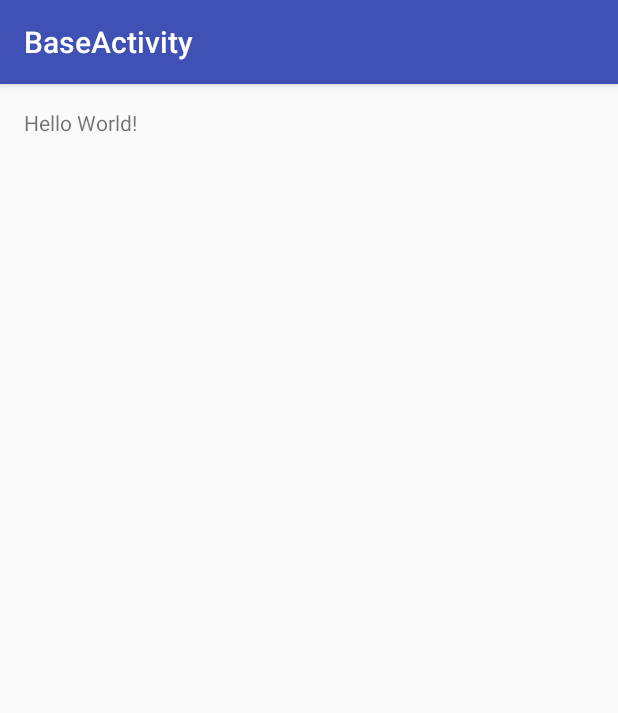
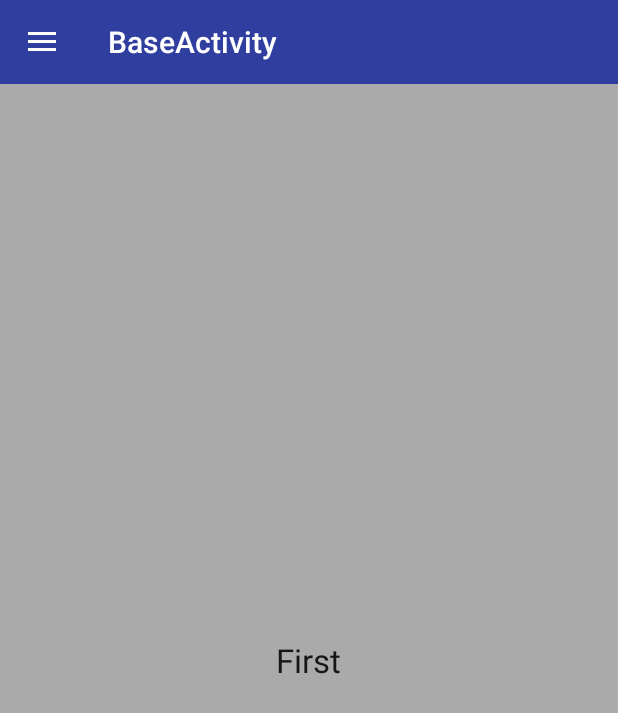
Before and after one commit to MyrraWey/Samples, an Android app: the screen it shows after launch (BaseDrawerActivity before the commit, FirstActivity after it), on a phone screen of 412 x 824 dp. Shown: the top 713 px of the screen. Run offline under Robolectric (Android 15) with nearby library versions, the phone set to English and light mode, and no system bars.

Commit message:
add BaseDrawerActivity
BaseActivity which contain navbar and work with activities

```diff
--- a/baseactivity/build.gradle
+++ b/baseactivity/build.gradle
@@ -23,4 +23,5 @@ dependencies {
     compile fileTree(dir: 'libs', include: ['*.jar'])
     testCompile 'junit:junit:4.12'
     compile 'com.android.support:appcompat-v7:23.3.0'
+    compile 'com.android.support:design:23.3.0'
 }
--- a/baseactivity/src/main/AndroidManifest.xml
+++ b/baseactivity/src/main/AndroidManifest.xml
@@ -8,13 +8,16 @@
         android:label="@string/app_name"
         android:supportsRtl="true"
         android:theme="@style/AppTheme">
-        <activity android:name=".BaseDrawerActivity">
+        <activity android:name=".FirstActivity">
             <intent-filter>
                 <action android:name="android.intent.action.MAIN"/>
 
                 <category android:name="android.intent.category.LAUNCHER"/>
             </intent-filter>
         </activity>
+
+        <activity android:name=".SecondActivity"/>
+        <activity android:name=".ThirdActivity"/>
     </application>
 
 </manifest>
--- a/baseactivity/src/main/java/com/zinitsolutions/baseactivity/BaseDrawerActivity.java
+++ b/baseactivity/src/main/java/com/zinitsolutions/baseactivity/BaseDrawerActivity.java
@@ -1,13 +1,119 @@
 package com.zinitsolutions.baseactivity;
 
+import android.content.Intent;
+import android.content.res.Configuration;
+import android.os.Bundle;
+import android.support.annotation.Nullable;
+import android.support.design.widget.NavigationView;
+import android.support.design.widget.NavigationView.OnNavigationItemSelectedListener;
+import android.support.v4.view.GravityCompat;
+import android.support.v4.widget.DrawerLayout;
+import android.support.v7.app.ActionBarDrawerToggle;
+import android.support.v7.app.AlertDialog;
 import android.support.v7.app.AppCompatActivity;
-import android.os.Bundle;
+import android.support.v7.widget.Toolbar;
+import android.view.MenuItem;
+import android.widget.FrameLayout;
 
-public class BaseDrawerActivity extends AppCompatActivity {
+public abstract class BaseDrawerActivity extends AppCompatActivity {
+    private DrawerLayout mDrawer;
+    private NavigationView mNavigation;
+    private Toolbar mToolbar;
+
+    private ActionBarDrawerToggle mDrawerToggle;
+
+    private final OnNavigationItemSelectedListener mNavigationItemSelectedListener = new OnNavigationItemSelectedListener() {
+        @Override
+        public boolean onNavigationItemSelected(MenuItem item) {
+            Intent intent;
+
+            switch (item.getItemId()) {
+                case R.id.navigation_drawer_first:
+                    intent = new Intent(getApplicationContext(), FirstActivity.class);
+                    startActivity(intent);
+                    break;
+                case R.id.navigation_drawer_second:
+                    intent = new Intent(getApplicationContext(), SecondActivity.class);
+                    startActivity(intent);
+                    break;
+                case R.id.navigation_drawer_third:
+                    intent = new Intent(getApplicationContext(), ThirdActivity.class);
+                    startActivity(intent);
+                    break;
+                case R.id.navigation_drawer_send_email:
+                    AlertDialog.Builder dialog = new AlertDialog.Builder(getApplicationContext())
+                            .setTitle("Send email")
+                            .setMessage("Here you can send email to developer")
+                            .setPositiveButton(android.R.string.ok, null)
+                            .setNeutralButton(android.R.string.cancel, null);
+                    dialog.show();
+                    break;
+            }
+
+            mDrawer.closeDrawer(GravityCompat.START);
+
+            return true;
+        }
+    };
+
+    public abstract int getView();
+
+    public abstract int getDefaultNavigationItem();
 
     @Override
-    protected void onCreate(Bundle savedInstanceState) {
+    protected void onCreate(@Nullable Bundle savedInstanceState) {
         super.onCreate(savedInstanceState);
-        setContentView(R.layout.activity_base_drawer);
+        setContentView(getView());
+
+        mDrawer = (DrawerLayout) findViewById(R.id.base_drawer_layout);
+        mNavigation = (NavigationView) findViewById(R.id.base_drawer_navigation_view);
+        mToolbar = (Toolbar) findViewById(R.id.base_drawer_toolbar);
+
+        setSupportActionBar(mToolbar);
+
+        mDrawerToggle = new ActionBarDrawerToggle(
+                this,
+                mDrawer,
+                mToolbar,
+                R.string.drawer_open,
+                R.string.drawer_close
+        );
+        mDrawer.addDrawerListener(mDrawerToggle);
+
+        mNavigation.setNavigationItemSelectedListener(mNavigationItemSelectedListener);
+        mNavigation.setCheckedItem(getDefaultNavigationItem());
+    }
+
+    @Override
+    public void setContentView(int layoutResID) {
+        DrawerLayout baseLayout = (DrawerLayout) getLayoutInflater()
+                .inflate(R.layout.activity_base_drawer, null);
+        FrameLayout content = (FrameLayout) baseLayout.findViewById(R.id.base_drawer_content);
+        getLayoutInflater().inflate(layoutResID, content, true);
+
+        super.setContentView(baseLayout);
+    }
+
+    @Override
+    protected void onPostCreate(@Nullable Bundle savedInstanceState) {
+        super.onPostCreate(savedInstanceState);
+
+        mDrawerToggle.syncState();
+    }
+
+    @Override
+    public void onConfigurationChanged(Configuration newConfig) {
+        super.onConfigurationChanged(newConfig);
+
+        mDrawerToggle.onConfigurationChanged(newConfig);
+    }
+
+    @Override
+    public void onBackPressed() {
+        if (mDrawer.isDrawerOpen(GravityCompat.START)) {
+            mDrawer.closeDrawer(GravityCompat.START);
+        } else {
+            super.onBackPressed();
+        }
     }
 }
--- /dev/null
+++ b/baseactivity/src/main/java/com/zinitsolutions/baseactivity/FirstActivity.java
@@ -0,0 +1,16 @@
+package com.zinitsolutions.baseactivity;
+
+/**
+ * Created by dmitrij on 5/13/16.
+ */
+public class FirstActivity extends BaseDrawerActivity {
+    @Override
+    public int getView() {
+        return R.layout.activity_first;
+    }
+
+    @Override
+    public int getDefaultNavigationItem() {
+        return R.id.navigation_drawer_first;
+    }
+}
--- a/baseactivity/src/main/res/layout/activity_base_drawer.xml
+++ b/baseactivity/src/main/res/layout/activity_base_drawer.xml
@@ -1,17 +1,43 @@
 <?xml version="1.0" encoding="utf-8"?>
-<RelativeLayout
+<android.support.v4.widget.DrawerLayout
     xmlns:android="http://schemas.android.com/apk/res/android"
+    xmlns:app="http://schemas.android.com/apk/res-auto"
     xmlns:tools="http://schemas.android.com/tools"
+    android:id="@+id/base_drawer_layout"
     android:layout_width="match_parent"
     android:layout_height="match_parent"
-    android:paddingBottom="@dimen/activity_vertical_margin"
-    android:paddingLeft="@dimen/activity_horizontal_margin"
-    android:paddingRight="@dimen/activity_horizontal_margin"
-    android:paddingTop="@dimen/activity_vertical_margin"
-    tools:context="com.zinitsolutions.baseactivity.BaseDrawerActivity">
+    android:fitsSystemWindows="true"
+    tools:context="com.zinitsolutions.baseactivity.BaseDrawerActivity"
+    tools:openDrawer="start">
 
-    <TextView
+    <LinearLayout
+        android:layout_width="match_parent"
+        android:layout_height="match_parent"
+        android:orientation="vertical">
+
+        <android.support.v7.widget.Toolbar
+            android:id="@+id/base_drawer_toolbar"
+            android:layout_width="match_parent"
+            android:layout_height="wrap_content"
+            android:background="?attr/colorPrimaryDark"
+            android:fitsSystemWindows="true"
+            android:minHeight="?attr/actionBarSize"
+            app:theme="@style/ThemeOverlay.AppCompat.Dark.ActionBar">
+        </android.support.v7.widget.Toolbar>
+
+        <FrameLayout
+            android:id="@+id/base_drawer_content"
+            android:layout_width="match_parent"
+            android:layout_height="match_parent"/>
+
+    </LinearLayout>
+
+    <android.support.design.widget.NavigationView
+        android:id="@+id/base_drawer_navigation_view"
         android:layout_width="wrap_content"
-        android:layout_height="wrap_content"
-        android:text="Hello World!"/>
-</RelativeLayout>
+        android:layout_height="match_parent"
+        android:layout_gravity="start"
+        android:fitsSystemWindows="true"
+        app:menu="@menu/navigation_drawer"/>
+
+</android.support.v4.widget.DrawerLayout>
--- /dev/null
+++ b/baseactivity/src/main/res/layout/activity_first.xml
@@ -0,0 +1,16 @@
+<?xml version="1.0" encoding="utf-8"?>
+<RelativeLayout
+    xmlns:android="http://schemas.android.com/apk/res/android"
+    android:layout_width="match_parent"
+    android:layout_height="match_parent"
+    android:background="@android:color/darker_gray">
+
+    <TextView
+        style="?android:attr/textAppearanceLarge"
+        android:layout_width="wrap_content"
+        android:layout_height="wrap_content"
+        android:layout_centerHorizontal="true"
+        android:layout_centerVertical="true"
+        android:text="First"/>
+
+</RelativeLayout>
--- /dev/null
+++ b/baseactivity/src/main/res/menu/navigation_drawer.xml
@@ -0,0 +1,38 @@
+<?xml version="1.0" encoding="utf-8"?>
+<menu xmlns:android="http://schemas.android.com/apk/res/android">
+
+    <group
+        android:id="@+id/navigation_drawer_main_group"
+        android:checkableBehavior="single">
+
+        <item
+            android:id="@+id/navigation_drawer_first"
+            android:icon="@android:drawable/ic_menu_send"
+            android:title="First activity"/>
+
+        <item
+            android:id="@+id/navigation_drawer_second"
+            android:icon="@android:drawable/ic_menu_send"
+            android:title="Second activity"/>
+
+        <item
+            android:id="@+id/navigation_drawer_third"
+            android:icon="@android:drawable/ic_menu_send"
+            android:title="Third activity"/>
+
+    </group>
+
+    <item android:title="@string/navigation_drawer_communicate">
+
+        <menu>
+
+            <item
+                android:id="@+id/navigation_drawer_send_email"
+                android:icon="@drawable/ic_menu_send"
+                android:title="@string/navigation_drawer_send_email"/>
+
+        </menu>
+
+    </item>
+
+</menu>
--- a/baseactivity/src/main/res/values/strings.xml
+++ b/baseactivity/src/main/res/values/strings.xml
@@ -1,3 +1,10 @@
 <resources>
     <string name="app_name">BaseActivity</string>
+
+    <string name="navigation_drawer_communicate">Communicate</string>
+    <string name="navigation_drawer_send_email">Send an email to developer</string>
+
+    <!--TODO change translations -->
+    <string name="drawer_open">Open navigation drawer</string>
+    <string name="drawer_close">Close navigation drawer</string>
 </resources>
--- a/baseactivity/src/main/res/values/styles.xml
+++ b/baseactivity/src/main/res/values/styles.xml
@@ -1,7 +1,7 @@
 <resources>
 
     <!-- Base application theme. -->
-    <style name="AppTheme" parent="Theme.AppCompat.Light.DarkActionBar">
+    <style name="AppTheme" parent="Theme.AppCompat.Light.NoActionBar">
         <!-- Customize your theme here. -->
         <item name="colorPrimary">@color/colorPrimary</item>
         <item name="colorPrimaryDark">@color/colorPrimaryDark</item>
```
Also changed, not shown: baseactivity/src/main/java/com/zinitsolutions/baseactivity/SecondActivity.java (added, +16 -0 lines), baseactivity/src/main/java/com/zinitsolutions/baseactivity/ThirdActivity.java (added, +16 -0 lines), baseactivity/src/main/res/layout/activity_second.xml (added, +16 -0 lines), baseactivity/src/main/res/layout/activity_third.xml (added, +16 -0 lines), baseactivity/src/main/res/drawable-hdpi/ic_menu_send.png (added), baseactivity/src/main/res/drawable-mdpi/ic_menu_send.png (added), baseactivity/src/main/res/drawable-xhdpi/ic_menu_send.png (added), baseactivity/src/main/res/drawable-xxhdpi/ic_menu_send.png (added).
